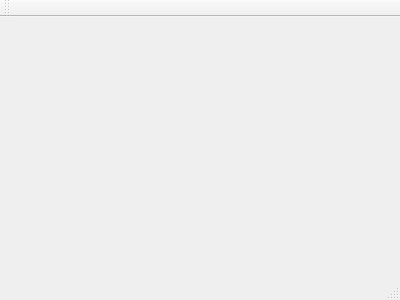
The window that mainwindow.ui (alpham/mouse_position) describes before a commit, drawn with Qt 5.
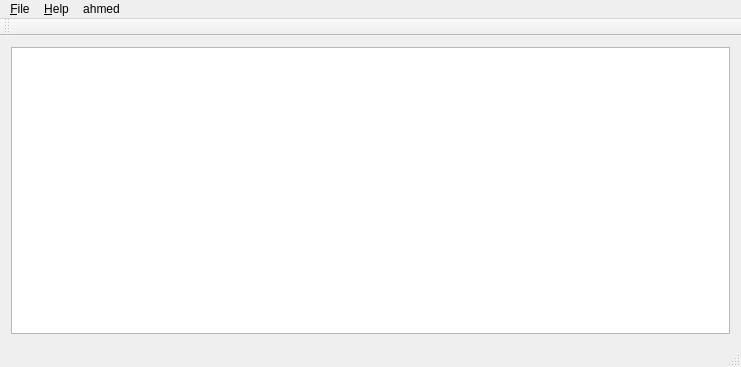
The same window after the commit.

Commit message: modified:   cursor.pro.user 	modified:   main.cpp 	modified:   mainwindow.cpp 	modified:   mainwindow.h 	modified:   mainwindow.ui

```diff
--- a/mainwindow.ui
+++ b/mainwindow.ui
@@ -1,24 +1,91 @@
 <ui version="4.0">
  <class>MainWindow</class>
- <widget class="QMainWindow" name="MainWindow" >
-  <property name="geometry" >
+ <widget class="QMainWindow" name="MainWindow">
+  <property name="geometry">
    <rect>
     <x>0</x>
     <y>0</y>
-    <width>400</width>
-    <height>300</height>
+    <width>741</width>
+    <height>367</height>
    </rect>
   </property>
   <property name="windowTitle" >
    <string>MainWindow</string>
   </property>
-  <widget class="QMenuBar" name="menuBar" />
-  <widget class="QToolBar" name="mainToolBar" />
-  <widget class="QWidget" name="centralWidget" />
-  <widget class="QStatusBar" name="statusBar" />
+  <widget class="QWidget" name="centralWidget">
+   <layout class="QGridLayout" name="gridLayout">
+    <item row="0" column="0">
+     <widget class="QTableWidget" name="tableWidget"/>
+    </item>
+   </layout>
+  </widget>
+  <widget class="QMenuBar" name="menuBar">
+   <property name="geometry">
+    <rect>
+     <x>0</x>
+     <y>0</y>
+     <width>741</width>
+     <height>21</height>
+    </rect>
+   </property>
+   <widget class="QMenu" name="menu_File">
+    <property name="title">
+     <string>&amp;File</string>
+    </property>
+    <addaction name="action_Add_new"/>
+    <addaction name="separator"/>
+    <addaction name="action_Quit"/>
+   </widget>
+   <widget class="QMenu" name="menu_Help">
+    <property name="title">
+     <string>&amp;Help</string>
+    </property>
+    <addaction name="action_About"/>
+   </widget>
+   <widget class="QMenu" name="menuAhmed">
+    <property name="title">
+     <string>ahmed</string>
+    </property>
+   </widget>
+   <addaction name="menu_File"/>
+   <addaction name="menu_Help"/>
+   <addaction name="menuAhmed"/>
+  </widget>
+  <widget class="QToolBar" name="mainToolBar">
+   <attribute name="toolBarArea">
+    <enum>TopToolBarArea</enum>
+   </attribute>
+   <attribute name="toolBarBreak">
+    <bool>false</bool>
+   </attribute>
+  </widget>
+  <widget class="QStatusBar" name="statusBar"/>
+  <action name="action_Add_new">
+   <property name="text">
+    <string>&amp;Add new</string>
+   </property>
+   <property name="shortcut">
+    <string>Ctrl+N</string>
+   </property>
+  </action>
+  <action name="action_Quit">
+   <property name="text">
+    <string>&amp;Quit</string>
+   </property>
+   <property name="shortcut">
+    <string>Ctrl+Q</string>
+   </property>
+  </action>
+  <action name="action_About">
+   <property name="text">
+    <string>&amp;About</string>
+   </property>
+   <property name="shortcut">
+    <string>F1</string>
+   </property>
+  </action>
  </widget>
- <layoutDefault spacing="6" margin="11" />
- <pixmapfunction></pixmapfunction>
+ <layoutdefault spacing="6" margin="11"/>
  <resources/>
  <connections/>
 </ui>
```
Left out of the diff: 3 changed lines with no effect on the pictures. The commit also changes 4 other files.
